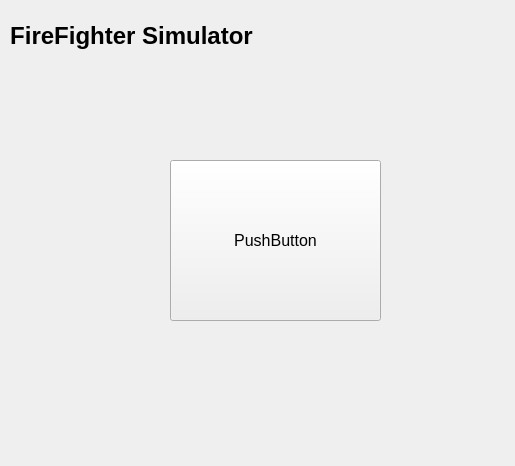
This is titleScreen.ui in pinanlee/FirefighterProblemSimulation as Qt 5 draws it before an edit; both pictures show x 0 to 515 and y 0 to 466 of the 800 by 466 pixel window. The edited form follows.
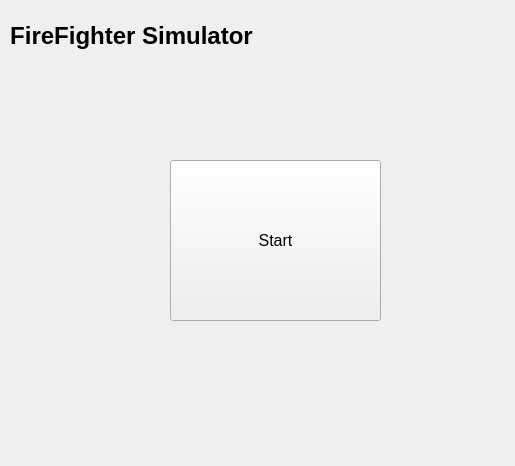
This is the edited form. The open tabs and pages were chosen to show the change.

```diff
--- a/titleScreen.ui
+++ b/titleScreen.ui
@@ -497,7 +497,7 @@
         </rect>
        </property>
        <property name="text">
-        <string>PushButton</string>
+        <string>Start</string>
        </property>
       </widget>
      </widget>
```
Left out of the diff: 2 changed lines with no effect on the pictures.
